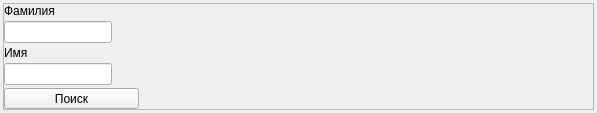
Old version of the form mainframe.ui in the repository yauheniyurush/Qt-CRM.
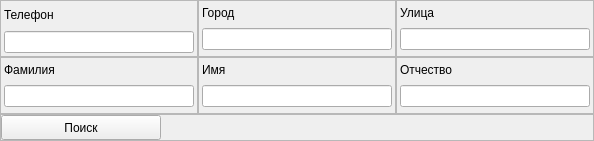
New version of the form.

```diff
--- a/mainframe.ui
+++ b/mainframe.ui
@@ -6,18 +6,49 @@
    <rect>
     <x>0</x>
     <y>0</y>
-    <width>597</width>
-    <height>113</height>
+    <width>594</width>
+    <height>141</height>
    </rect>
   </property>
+  <property name="sizePolicy">
+   <sizepolicy hsizetype="Fixed" vsizetype="Fixed">
+    <horstretch>0</horstretch>
+    <verstretch>0</verstretch>
+   </sizepolicy>
+  </property>
   <property name="windowTitle">
    <string>Frame</string>
   </property>
-  <layout class="QVBoxLayout" name="verticalLayout_2">
+  <layout class="QVBoxLayout" name="verticalLayout_9">
    <property name="spacing">
-    <number>1</number>
+    <number>0</number>
    </property>
    <property name="leftMargin">
+    <number>0</number>
+   </property>
+   <property name="topMargin">
+    <number>0</number>
+   </property>
+   <property name="rightMargin">
+    <number>0</number>
+   </property>
+   <property name="bottomMargin">
+    <number>0</number>
+   </property>
+   <item>
+    <layout class="QVBoxLayout" name="verticalLayout_8">
+     <item>
+      <layout class="QHBoxLayout" name="horizontalLayout">
+       <item>
+        <widget class="QFrame" name="frame_2">
+         <property name="frameShape">
+          <enum>QFrame::StyledPanel</enum>
+         </property>
+         <property name="frameShadow">
+          <enum>QFrame::Raised</enum>
+         </property>
+         <layout class="QVBoxLayout" name="verticalLayout_4">
+          <property name="leftMargin">
     <number>3</number>
    </property>
    <property name="topMargin">
@@ -30,33 +61,149 @@
     <number>3</number>
    </property>
    <item>
-    <layout class="QVBoxLayout" name="mainVertLayout" stretch="1">
-     <property name="spacing">
+           <widget class="QLabel" name="label_3">
+            <property name="sizePolicy">
+             <sizepolicy hsizetype="Preferred" vsizetype="Preferred">
+              <horstretch>0</horstretch>
+              <verstretch>0</verstretch>
+             </sizepolicy>
+            </property>
+            <property name="text">
+             <string>Телефон</string>
+            </property>
+           </widget>
+          </item>
+          <item>
+           <widget class="QLineEdit" name="EdtPhone">
+            <property name="sizePolicy">
+             <sizepolicy hsizetype="Preferred" vsizetype="Fixed">
+              <horstretch>0</horstretch>
+              <verstretch>0</verstretch>
+             </sizepolicy>
+            </property>
+           </widget>
+          </item>
+         </layout>
+        </widget>
+       </item>
+       <item>
+        <widget class="QFrame" name="frame_4">
+         <property name="frameShape">
+          <enum>QFrame::StyledPanel</enum>
+         </property>
+         <property name="frameShadow">
+          <enum>QFrame::Raised</enum>
+         </property>
+         <layout class="QVBoxLayout" name="verticalLayout_7">
+          <property name="leftMargin">
       <number>3</number>
      </property>
+          <property name="topMargin">
+           <number>3</number>
+          </property>
+          <property name="rightMargin">
+           <number>3</number>
+          </property>
+          <property name="bottomMargin">
+           <number>3</number>
+          </property>
      <item>
-      <widget class="QFrame" name="upperFrm">
+           <widget class="QLabel" name="label">
+            <property name="sizePolicy">
+             <sizepolicy hsizetype="Fixed" vsizetype="Fixed">
+              <horstretch>0</horstretch>
+              <verstretch>0</verstretch>
+             </sizepolicy>
+            </property>
+            <property name="text">
+             <string>Город</string>
+            </property>
+           </widget>
+          </item>
+          <item>
+           <widget class="QLineEdit" name="edtCity">
+            <property name="sizePolicy">
+             <sizepolicy hsizetype="Preferred" vsizetype="Fixed">
+              <horstretch>0</horstretch>
+              <verstretch>0</verstretch>
+             </sizepolicy>
+            </property>
+           </widget>
+          </item>
+         </layout>
+        </widget>
+       </item>
+       <item>
+        <widget class="QFrame" name="frame_3">
        <property name="frameShape">
         <enum>QFrame::StyledPanel</enum>
        </property>
        <property name="frameShadow">
         <enum>QFrame::Raised</enum>
        </property>
-       <layout class="QVBoxLayout" name="verticalLayout_3">
-        <property name="spacing">
+         <layout class="QVBoxLayout" name="verticalLayout_6">
+          <property name="leftMargin">
          <number>3</number>
         </property>
+          <property name="topMargin">
+           <number>3</number>
+          </property>
+          <property name="rightMargin">
+           <number>3</number>
+          </property>
+          <property name="bottomMargin">
+           <number>3</number>
+          </property>
+          <item>
+           <widget class="QLabel" name="label_2">
+            <property name="sizePolicy">
+             <sizepolicy hsizetype="Fixed" vsizetype="Fixed">
+              <horstretch>0</horstretch>
+              <verstretch>0</verstretch>
+             </sizepolicy>
+            </property>
+            <property name="text">
+             <string>Улица</string>
+            </property>
+           </widget>
+          </item>
+          <item>
+           <widget class="QLineEdit" name="edtStreet">
+            <property name="sizePolicy">
+             <sizepolicy hsizetype="Preferred" vsizetype="Fixed">
+              <horstretch>0</horstretch>
+              <verstretch>0</verstretch>
+             </sizepolicy>
+            </property>
+           </widget>
+          </item>
+         </layout>
+        </widget>
+       </item>
+      </layout>
+     </item>
+     <item>
+      <layout class="QHBoxLayout" name="horizontalLayout_2">
+       <item>
+        <widget class="QFrame" name="frame">
+         <property name="frameShape">
+          <enum>QFrame::StyledPanel</enum>
+         </property>
+         <property name="frameShadow">
+          <enum>QFrame::Raised</enum>
+         </property>
+         <layout class="QVBoxLayout" name="verticalLayout">
         <property name="leftMargin">
-         <number>0</number>
+           <number>3</number>
         </property>
         <property name="topMargin">
-         <number>0</number>
+           <number>3</number>
         </property>
         <property name="rightMargin">
-         <number>0</number>
+           <number>3</number>
         </property>
         <property name="bottomMargin">
-         <number>0</number>
+           <number>3</number>
         </property>
         <item>
          <widget class="QLabel" name="surnameLbl">
@@ -74,13 +221,37 @@
         <item>
          <widget class="QLineEdit" name="surnameEdt">
           <property name="sizePolicy">
-           <sizepolicy hsizetype="Fixed" vsizetype="Fixed">
+             <sizepolicy hsizetype="Preferred" vsizetype="Fixed">
             <horstretch>0</horstretch>
             <verstretch>0</verstretch>
            </sizepolicy>
           </property>
          </widget>
         </item>
+         </layout>
+        </widget>
+       </item>
+       <item>
+        <widget class="QFrame" name="frame_5">
+         <property name="frameShape">
+          <enum>QFrame::StyledPanel</enum>
+         </property>
+         <property name="frameShadow">
+          <enum>QFrame::Raised</enum>
+         </property>
+         <layout class="QVBoxLayout" name="verticalLayout_2">
+          <property name="leftMargin">
+           <number>3</number>
+          </property>
+          <property name="topMargin">
+           <number>3</number>
+          </property>
+          <property name="rightMargin">
+           <number>3</number>
+          </property>
+          <property name="bottomMargin">
+           <number>3</number>
+          </property>
         <item>
          <widget class="QLabel" name="nameLbl">
           <property name="sizePolicy">
@@ -97,25 +268,122 @@
         <item>
          <widget class="QLineEdit" name="nameEdt">
           <property name="sizePolicy">
+             <sizepolicy hsizetype="Preferred" vsizetype="Fixed">
+              <horstretch>0</horstretch>
+              <verstretch>0</verstretch>
+             </sizepolicy>
+            </property>
+           </widget>
+          </item>
+         </layout>
+        </widget>
+       </item>
+       <item>
+        <widget class="QFrame" name="frame_6">
+         <property name="frameShape">
+          <enum>QFrame::StyledPanel</enum>
+         </property>
+         <property name="frameShadow">
+          <enum>QFrame::Raised</enum>
+         </property>
+         <layout class="QVBoxLayout" name="verticalLayout_3">
+          <property name="leftMargin">
+           <number>3</number>
+          </property>
+          <property name="topMargin">
+           <number>3</number>
+          </property>
+          <property name="rightMargin">
+           <number>3</number>
+          </property>
+          <property name="bottomMargin">
+           <number>3</number>
+          </property>
+          <item>
+           <widget class="QLabel" name="lblSecName">
+            <property name="sizePolicy">
            <sizepolicy hsizetype="Fixed" vsizetype="Fixed">
             <horstretch>0</horstretch>
             <verstretch>0</verstretch>
            </sizepolicy>
           </property>
-         </widget>
-        </item>
+            <property name="text">
+             <string>Отчество</string>
+            </property>
+           </widget>
+          </item>
+          <item>
+           <widget class="QLineEdit" name="EdtPatronymic">
+            <property name="sizePolicy">
+             <sizepolicy hsizetype="Preferred" vsizetype="Fixed">
+              <horstretch>0</horstretch>
+              <verstretch>0</verstretch>
+             </sizepolicy>
+            </property>
+           </widget>
+          </item>
+         </layout>
+        </widget>
+       </item>
+      </layout>
+     </item>
+     <item>
+      <widget class="QFrame" name="frame_7">
+       <property name="sizePolicy">
+        <sizepolicy hsizetype="Preferred" vsizetype="Fixed">
+         <horstretch>0</horstretch>
+         <verstretch>0</verstretch>
+        </sizepolicy>
+       </property>
+       <property name="minimumSize">
+        <size>
+         <width>200</width>
+         <height>25</height>
+        </size>
+       </property>
+       <property name="frameShape">
+        <enum>QFrame::StyledPanel</enum>
+       </property>
+       <property name="frameShadow">
+        <enum>QFrame::Raised</enum>
+       </property>
+       <layout class="QVBoxLayout" name="verticalLayout_5">
+        <property name="spacing">
+         <number>0</number>
+        </property>
+        <property name="leftMargin">
+         <number>0</number>
+        </property>
+        <property name="topMargin">
+         <number>0</number>
+        </property>
+        <property name="rightMargin">
+         <number>0</number>
+        </property>
+        <property name="bottomMargin">
+         <number>0</number>
+        </property>
         <item>
          <widget class="QToolButton" name="toolButton">
+          <property name="enabled">
+           <bool>true</bool>
+          </property>
           <property name="sizePolicy">
-           <sizepolicy hsizetype="Fixed" vsizetype="Preferred">
+           <sizepolicy hsizetype="Fixed" vsizetype="Fixed">
             <horstretch>0</horstretch>
             <verstretch>0</verstretch>
            </sizepolicy>
           </property>
+          <property name="minimumSize">
+           <size>
+            <width>160</width>
+            <height>25</height>
+           </size>
+          </property>
           <property name="maximumSize">
            <size>
             <width>135</width>
-            <height>16777215</height>
+            <height>25</height>
            </size>
           </property>
           <property name="text">
```
Left out of the diff: 2 changed lines with no effect on the pictures. Lines whose indentation alone changed are shown as unchanged.
